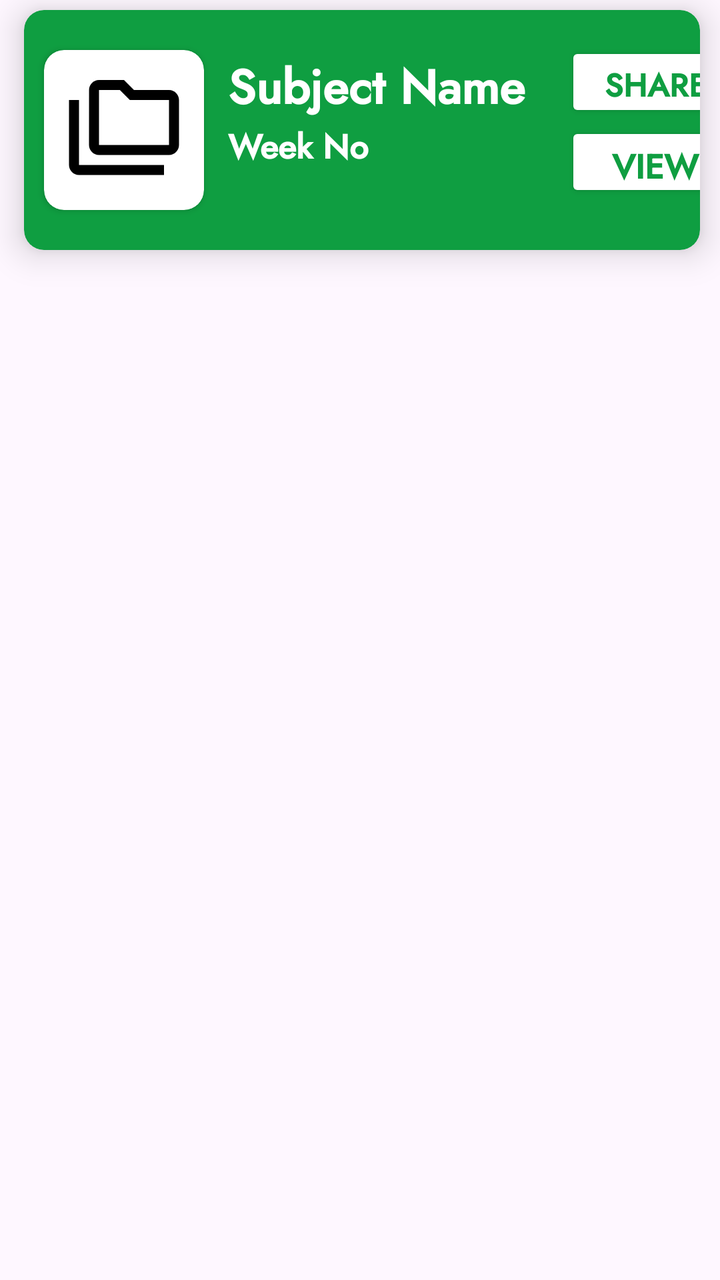
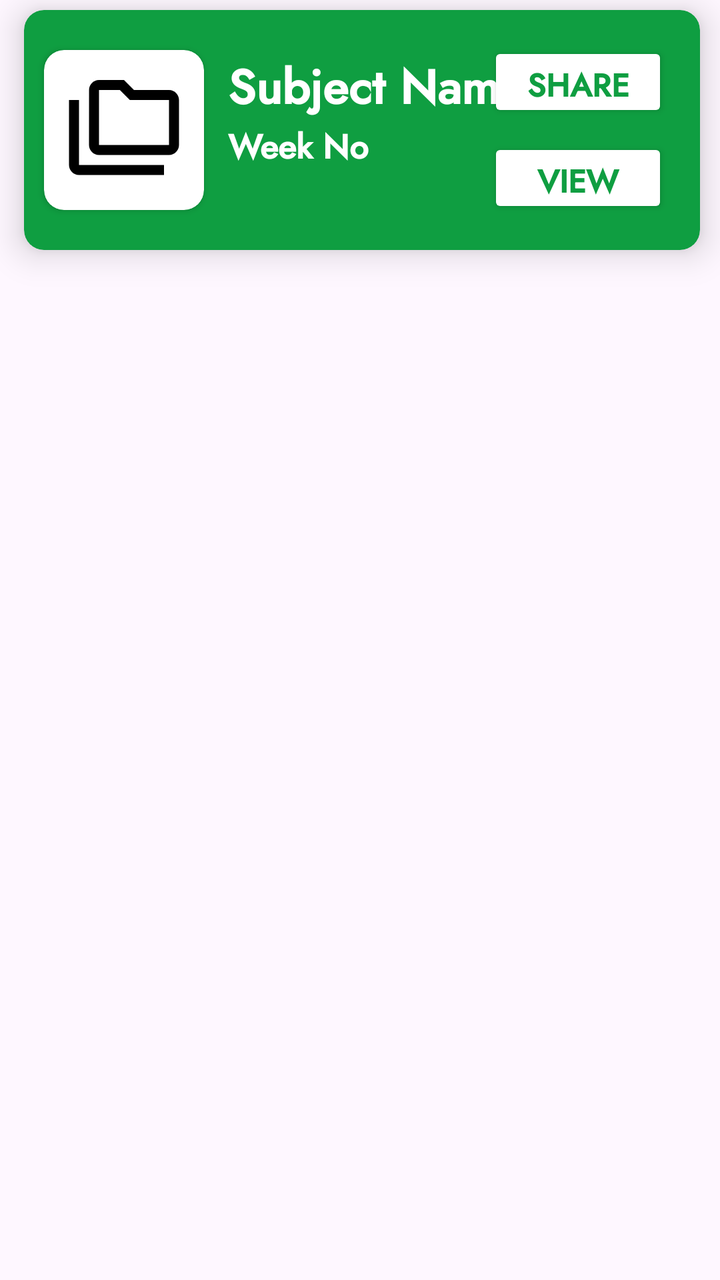

Screens rendered from an Android XML layout before and after an edit, with the pre-edit source and the edit as a unified diff.
<!-- AndroidManifest.xml: application theme Theme.LessonMaker -->
<!-- res/layout/list_item_downloaded_nots.xml -->
<?xml version="1.0" encoding="utf-8"?>
<LinearLayout xmlns:android="http://schemas.android.com/apk/res/android"
    xmlns:app="http://schemas.android.com/apk/res-auto"
    xmlns:tools="http://schemas.android.com/tools"
    android:layout_width="match_parent"
    android:layout_height="wrap_content"
    android:orientation="vertical"
    android:layout_marginTop="10dp">


    <androidx.cardview.widget.CardView
        android:layout_width="match_parent"
        android:layout_height="120dp"
        android:layout_marginStart="12dp"
        android:layout_marginTop="5dp"

        android:layout_marginEnd="10dp"
        android:layout_marginBottom="20dp"
        android:backgroundTint="@color/biitGreen"
        app:cardCornerRadius="10dp"
        app:cardElevation="10dp"
        app:layout_constraintEnd_toEndOf="parent"
        app:layout_constraintStart_toStartOf="parent"
        app:layout_constraintTop_toTopOf="parent">

        <androidx.constraintlayout.widget.ConstraintLayout
            android:layout_width="match_parent"
            android:layout_height="match_parent">

            <androidx.cardview.widget.CardView
                android:id="@+id/cardView"
                android:layout_width="wrap_content"
                android:layout_height="wrap_content"
                android:layout_marginStart="10dp"
                android:background="@color/white"
                app:cardCornerRadius="10dp"
                app:layout_constraintBottom_toBottomOf="parent"
                app:layout_constraintLeft_toLeftOf="parent"
                app:layout_constraintTop_toTopOf="parent">

                <ImageButton
                    android:id="@+id/Subject"
                    android:layout_width="80dp"
                    android:layout_height="80dp"
                    android:background="@android:color/transparent"
                    android:contentDescription="@string/open"
                    android:scaleType="centerInside"
                    android:src="@drawable/outline_folder_copy_24" />

            </androidx.cardview.widget.CardView>

            <TextView
                android:id="@+id/SubjectName"
                android:layout_width="wrap_content"
                android:layout_height="wrap_content"
                android:layout_marginStart="12dp"
                android:fontFamily="@font/jost_medium"
                android:text="@string/subject_name"
                android:textColor="@color/white"
                android:textSize="24sp"
                android:textStyle="bold"
                app:layout_constraintBottom_toBottomOf="parent"
                app:layout_constraintRight_toRightOf="parent"
                app:layout_constraintStart_toEndOf="@+id/cardView"
                app:layout_constraintTop_toTopOf="parent"
                app:layout_constraintVertical_bias="0.247" />

            <TextView
                android:id="@+id/teachersName"
                android:layout_width="wrap_content"
                android:layout_height="wrap_content"
                android:layout_marginTop="0dp"
                android:fontFamily="@font/jost_medium"
                android:text="@string/week_no"
                android:textColor="@color/white"
                android:textSize="17sp"
                android:textStyle="bold"
                app:layout_constraintBottom_toBottomOf="parent"
                app:layout_constraintEnd_toEndOf="@+id/SubjectName"
                app:layout_constraintHorizontal_bias="0.0"
                app:layout_constraintStart_toStartOf="@+id/SubjectName"
                app:layout_constraintTop_toBottomOf="@+id/SubjectName"
                app:layout_constraintVertical_bias="0.0" />


            <androidx.cardview.widget.CardView
                android:layout_width="wrap_content"
                android:layout_height="wrap_content"
                android:layout_marginStart="270dp"
                android:layout_marginBottom="10dp"
                app:cardCornerRadius="50dp"
                app:cardElevation="40dp"
                app:layout_constraintBottom_toBottomOf="parent"
                app:layout_constraintLeft_toLeftOf="parent"
                app:layout_constraintRight_toRightOf="parent">


            </androidx.cardview.widget.CardView>

            <Button
                android:id="@+id/Share"
                android:layout_width="90dp"
                android:layout_height="40dp"
                android:layout_marginStart="20dp"
                android:backgroundTint="@color/white"
                android:fontFamily="@font/jost_medium"
                android:text="@string/share"
                android:textAlignment="center"
                android:textColor="@color/biitGreen"
                android:textSize="16sp"
                android:textStyle="bold"
                app:layout_constraintBottom_toBottomOf="parent"
                app:layout_constraintStart_toEndOf="@+id/SubjectName"
                app:layout_constraintTop_toTopOf="parent"
                app:layout_constraintVertical_bias="0.2"
                tools:ignore="MissingConstraints" />

            <Button
                android:id="@+id/openSubjectNotes"
                android:layout_width="90dp"
                android:layout_height="40dp"
                android:backgroundTint="@color/white"
                android:fontFamily="@font/jost_medium"
                android:text="@string/view"
                android:textAlignment="center"
                android:textColor="@color/biitGreen"
                android:textSize="17sp"
                android:textStyle="bold"
                app:layout_constraintStart_toStartOf="@+id/Share"
                app:layout_constraintTop_toBottomOf="@+id/Share" />

        </androidx.constraintlayout.widget.ConstraintLayout>


    </androidx.cardview.widget.CardView>

</LinearLayout>
<!-- resources referenced by this layout -->
<resources>
  <color name="biitGreen">#0F9E41</color>
  <color name="white">#FFFFFFFF</color>
  <!-- drawable outline_folder_copy_24 (drawable) -->
  <vector xmlns:android="http://schemas.android.com/apk/res/android" android:height="60dp" android:tint="#000000" android:viewportHeight="24" android:viewportWidth="24" android:width="60dp">
        
      <path android:fillColor="@android:color/white" android:pathData="M3,19h17v2H3c-1.1,0 -2,-0.9 -2,-2V6h2V19zM23,6v9c0,1.1 -0.9,2 -2,2H7c-1.1,0 -2,-0.9 -2,-2L5.01,4C5.01,2.9 5.9,2 7,2h5l2,2h7C22.1,4 23,4.9 23,6zM7,15h14V6h-7.83l-2,-2H7V15z"/>
      
  </vector>
  <string name="open">OPEN</string>
  <string name="share">Share</string>
  <string name="subject_name">Subject Name</string>
  <string name="view">View</string>
  <string name="week_no">Week No</string>
  <style name="Theme.LessonMaker" parent="Base.Theme.LessonMaker" />
  <style name="Base.Theme.LessonMaker" parent="Theme.Material3.DayNight.NoActionBar">
          
          
      </style>
</resources>

<!-- the commit's change to res/layout/list_item_downloaded_nots.xml (unified diff, before → after) -->
@@ -101,33 +101,38 @@
                 android:id="@+id/Share"
                 android:layout_width="90dp"
                 android:layout_height="40dp"
-                android:layout_marginStart="20dp"
+                android:layout_marginTop="16dp"
+                android:layout_marginEnd="16dp"
                 android:backgroundTint="@color/white"
                 android:fontFamily="@font/jost_medium"
                 android:text="@string/share"
+                android:clickable="true"
+                android:focusable="true"
                 android:textAlignment="center"
                 android:textColor="@color/biitGreen"
                 android:textSize="16sp"
                 android:textStyle="bold"
-                app:layout_constraintBottom_toBottomOf="parent"
-                app:layout_constraintStart_toEndOf="@+id/SubjectName"
                 app:layout_constraintTop_toTopOf="parent"
-                app:layout_constraintVertical_bias="0.2"
-                tools:ignore="MissingConstraints" />
+                app:layout_constraintEnd_toEndOf="parent" />
 
             <Button
                 android:id="@+id/openSubjectNotes"
                 android:layout_width="90dp"
                 android:layout_height="40dp"
+                android:layout_marginTop="8dp"
+                android:layout_marginEnd="16dp"
                 android:backgroundTint="@color/white"
                 android:fontFamily="@font/jost_medium"
                 android:text="@string/view"
+                android:clickable="true"
+                android:focusable="true"
                 android:textAlignment="center"
                 android:textColor="@color/biitGreen"
-                android:textSize="17sp"
+                android:textSize="16sp"
                 android:textStyle="bold"
-                app:layout_constraintStart_toStartOf="@+id/Share"
-                app:layout_constraintTop_toBottomOf="@+id/Share" />
+                app:layout_constraintTop_toBottomOf="@id/Share"
+                app:layout_constraintEnd_toEndOf="parent" />
+
 
         </androidx.constraintlayout.widget.ConstraintLayout>
 
